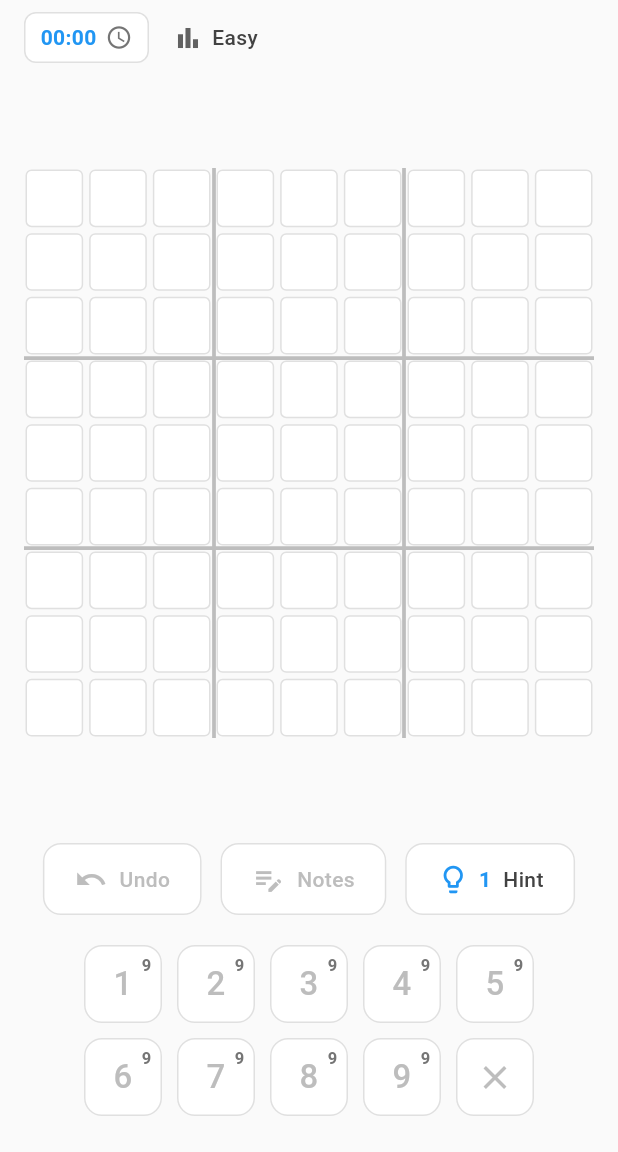
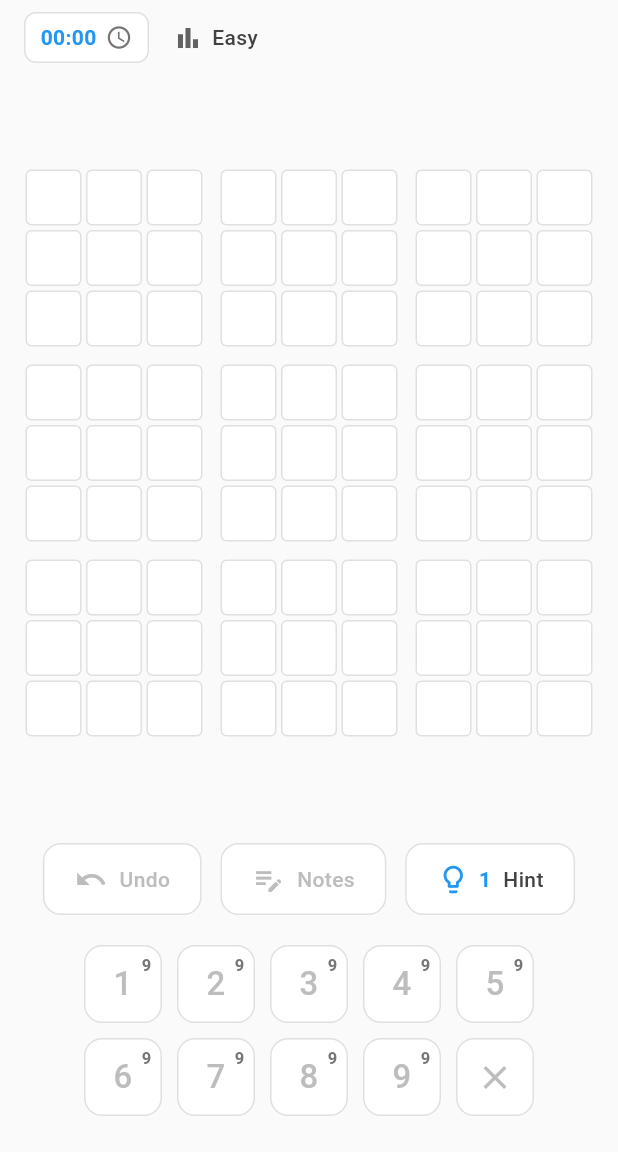
Before and after one commit to gaisdav/sudoku, a Flutter app: the _GameScreenBody screen opened directly, on a phone screen of 412 x 824 dp, the part 84-1236 px from its top. Run offline on Flutter 3.47's test engine with Material 3 defaults, Android fonts, the phone set to English and light mode, and no system bars; our stand-ins replace flutter_riverpod, hive_flutter; missing offline and left inert: sudoku_dart; accounts and stored records are empty.

Commit message:
Enhance game statistics tracking and UI in Sudoku app
- Introduced tracking for best hints used by level in GameStorage and updated related methods.
- Modified GameNotifier to save best hints alongside best times.
- Updated stats dialog to display best hints used with best times.
- Refactored SudokuGrid to improve layout and responsiveness, replacing the previous grid implementation with a more modular approach.
- Cleaned up unused imports and improved code formatting for better readability.

```diff
--- a/lib/screens/game_screen.dart
+++ b/lib/screens/game_screen.dart
@@ -130,7 +130,8 @@ class _GameScreenBody extends ConsumerWidget {
               child: Row(
                 children: [
                   Container(
-                    padding: const EdgeInsets.symmetric(horizontal: 10, vertical: 6),
+                    padding:
+                        const EdgeInsets.symmetric(horizontal: 10, vertical: 6),
                     decoration: BoxDecoration(
                       color: Colors.white,
                       borderRadius: BorderRadius.circular(8),
@@ -148,7 +149,8 @@ class _GameScreenBody extends ConsumerWidget {
                           ),
                         ),
                         const SizedBox(width: 6),
-                        Icon(Icons.access_time, size: 18, color: Colors.grey.shade600),
+                        Icon(Icons.access_time,
+                            size: 18, color: Colors.grey.shade600),
                       ],
                     ),
                   ),
@@ -166,19 +168,19 @@ class _GameScreenBody extends ConsumerWidget {
                 ],
               ),
             ),
-            Expanded(child: SudokuGrid()),
+            const Expanded(child: SudokuGrid()),
             // Undo, Notes, Hint
             Padding(
               padding: const EdgeInsets.symmetric(horizontal: 16, vertical: 8),
               child: Row(
                 mainAxisAlignment: MainAxisAlignment.spaceEvenly,
                 children: [
-                  _ActionButton(
+                  const _ActionButton(
                     icon: Icons.undo,
                     label: 'Undo',
                     onPressed: null,
                   ),
-                  _ActionButton(
+                  const _ActionButton(
                     icon: Icons.edit_note,
                     label: 'Notes',
                     onPressed: null,
@@ -186,7 +188,7 @@ class _GameScreenBody extends ConsumerWidget {
                   _ActionButton(
                     icon: Icons.lightbulb_outline,
                     label: 'Hint',
-                    badge: state.hasFreeHintLeft ? '1' : '0',
+                    badge: state.hasFreeHintLeft ? '1' : 'Ad',
                     onPressed: state.isWon
                         ? null
                         : () {
@@ -195,7 +197,8 @@ class _GameScreenBody extends ConsumerWidget {
                             if (!applied) {
                               ScaffoldMessenger.of(context).showSnackBar(
                                 const SnackBar(
-                                  content: Text('Watch an ad to get another hint (coming soon).'),
+                                  content: Text(
+                                      'Watch an ad to get another hint (coming soon).'),
                                   duration: Duration(seconds: 2),
                                 ),
                               );
@@ -324,5 +327,4 @@ class _ActionButton extends StatelessWidget {
       ),
     );
   }
-
 }
--- a/lib/widgets/number_pad.dart
+++ b/lib/widgets/number_pad.dart
@@ -60,12 +60,14 @@ class NumberPad extends ConsumerWidget {
     GameNotifier notifier, [
     int? remaining,
   ]) {
+    // On Easy/Medium: block digit if all 9 are already placed (remaining == 0).
+    final digitEnabled = remaining == null || remaining > 0;
     return Padding(
       padding: const EdgeInsets.symmetric(horizontal: 5),
       child: _NumButton(
         label: '$n',
         remaining: remaining != null && remaining > 0 ? remaining : null,
-        onPressed: canEdit
+        onPressed: canEdit && digitEnabled
             ? () {
                 HapticFeedback.lightImpact();
                 notifier.setCellValue(n);
--- a/lib/widgets/sudoku_grid.dart
+++ b/lib/widgets/sudoku_grid.dart
@@ -4,10 +4,13 @@ import 'package:flutter/material.dart';
 import 'package:flutter_riverpod/flutter_riverpod.dart';
 import '../providers/game_provider.dart';
 import 'sudoku_cell_widget.dart';
-import 'sudoku_grid_painter.dart';
 
 /// Max side length of the grid in logical pixels (avoids huge grid on tablets).
 const _kMaxGridSide = 420.0;
+
+/// Gap between 3×3 blocks (replaces drawn lines).
+const _blockGap = 10.0;
+const _cellSpacing = 1.0;
 
 class SudokuGrid extends ConsumerWidget {
   const SudokuGrid({super.key});
@@ -15,7 +18,6 @@ class SudokuGrid extends ConsumerWidget {
   @override
   Widget build(BuildContext context, WidgetRef ref) {
     final state = ref.watch(gameProvider);
-    const spacing = 2.0;
     final selected = state.selectedCellIndex;
     final selectedRow = selected != null ? selected ~/ 9 : null;
     final selectedCol = selected != null ? selected % 9 : null;
@@ -26,57 +28,38 @@ class SudokuGrid extends ConsumerWidget {
         final availableWidth = (constraints.maxWidth - padding).clamp(0.0, double.infinity);
         final availableHeight = constraints.maxHeight.clamp(0.0, double.infinity);
         final gridSide = min(min(availableWidth, availableHeight), _kMaxGridSide);
+        // 9 cells, 6 inner spacings (2 per block row), 2 block gaps: 9*cell + 6*_cellSpacing + 2*_blockGap = gridSide
+        final cellSize = (gridSide - 6 * _cellSpacing - 2 * _blockGap) / 9;
 
         return Center(
           child: SizedBox(
             width: gridSide,
             height: gridSide,
-            child: Stack(
+            child: Column(
+              mainAxisSize: MainAxisSize.min,
               children: [
-                LayoutBuilder(
-                  builder: (context, constraints) {
-                    return GridView.builder(
-                      physics: const NeverScrollableScrollPhysics(),
-                      gridDelegate: const SliverGridDelegateWithFixedCrossAxisCount(
-                        crossAxisCount: 9,
-                        mainAxisSpacing: spacing,
-                        crossAxisSpacing: spacing,
-                        childAspectRatio: 1,
-                      ),
-                      itemCount: 81,
-                      itemBuilder: (context, index) {
-                        final row = index ~/ 9;
-                        final col = index % 9;
-                        final isSameRowOrCol = (selectedRow != null && row == selectedRow) ||
-                            (selectedCol != null && col == selectedCol);
-                        return SudokuCellWidget(
-                          cellIndex: index,
-                          cell: state.cellAt(index),
-                          isSelected: state.selectedCellIndex == index,
-                          isSameRowOrColumn: isSameRowOrCol,
-                          onTap: () => ref.read(gameProvider.notifier).selectCell(
+                for (var br = 0; br < 3; br++) ...[
+                  if (br > 0) const SizedBox(height: _blockGap),
+                  Row(
+                    mainAxisSize: MainAxisSize.min,
+                    children: [
+                      for (var bc = 0; bc < 3; bc++) ...[
+                        if (bc > 0) const SizedBox(width: _blockGap),
+                        _BlockGrid(
+                          blockRow: br,
+                          blockCol: bc,
+                          cellSize: cellSize,
+                          state: state,
+                          selectedRow: selectedRow,
+                          selectedCol: selectedCol,
+                          onSelectCell: (index) => ref.read(gameProvider.notifier).selectCell(
                                 state.selectedCellIndex == index ? null : index,
                               ),
-                        );
-                      },
-                    );
-                  },
-                ),
-                Positioned.fill(
-                  child: IgnorePointer(
-                    child: LayoutBuilder(
-                      builder: (context, constraints) {
-                        return CustomPaint(
-                    painter: SudokuGridPainter(
-                      color: Colors.grey.shade400,
-                      strokeWidth: 2.5,
-                    ),
-                          size: Size(constraints.maxWidth, constraints.maxHeight),
-                        );
-                      },
-                    ),
+                        ),
+                      ],
+                    ],
                   ),
-                ),
+                ],
               ],
             ),
           ),
@@ -85,3 +68,64 @@ class SudokuGrid extends ConsumerWidget {
     );
   }
 }
+
+class _BlockGrid extends StatelessWidget {
+  const _BlockGrid({
+    required this.blockRow,
+    required this.blockCol,
+    required this.cellSize,
+    required this.state,
+    required this.selectedRow,
+    required this.selectedCol,
+    required this.onSelectCell,
+  });
+
+  final int blockRow;
+  final int blockCol;
+  final double cellSize;
+  final GameState state;
+  final int? selectedRow;
+  final int? selectedCol;
+  final void Function(int index) onSelectCell;
+
+  @override
+  Widget build(BuildContext context) {
+    return Column(
+      mainAxisSize: MainAxisSize.min,
+      children: [
+        for (var r = 0; r < 3; r++) ...[
+          if (r > 0) const SizedBox(height: _cellSpacing),
+          Row(
+            mainAxisSize: MainAxisSize.min,
+            children: [
+              for (var c = 0; c < 3; c++) ...[
+                if (c > 0) const SizedBox(width: _cellSpacing),
+                SizedBox(
+                  width: cellSize,
+                  height: cellSize,
+                  child: _cell(
+                    (blockRow * 3 + r) * 9 + (blockCol * 3 + c),
+                    blockRow * 3 + r,
+                    blockCol * 3 + c,
+                  ),
+                ),
+              ],
+            ],
+          ),
+        ],
+      ],
+    );
+  }
+
+  Widget _cell(int index, int row, int col) {
+    final isSameRowOrCol = (selectedRow != null && row == selectedRow) ||
+        (selectedCol != null && col == selectedCol);
+    return SudokuCellWidget(
+      cellIndex: index,
+      cell: state.cellAt(index),
+      isSelected: state.selectedCellIndex == index,
+      isSameRowOrColumn: isSameRowOrCol,
+      onTap: () => onSelectCell(index),
+    );
+  }
+}
--- a/lib/widgets/sudoku_grid_painter.dart
+++ b/lib/widgets/sudoku_grid_painter.dart
@@ -1,4 +1,3 @@
-import 'dart:ui' as ui;
 import 'package:flutter/material.dart';
 
 /// Draws bold lines separating the nine 3×3 blocks of the Sudoku grid.
```
Also changed, not shown: lib/providers/game_provider.dart (+6 -5 lines), lib/services/game_storage.dart (+12 -22 lines), lib/widgets/stats_dialog.dart (+7 -8 lines), 1 other file.
